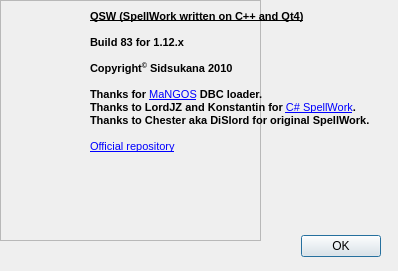
Above: QSW/AboutFormUI.ui from sidsukana/QSpellWork before the change. Below: the same form after it.
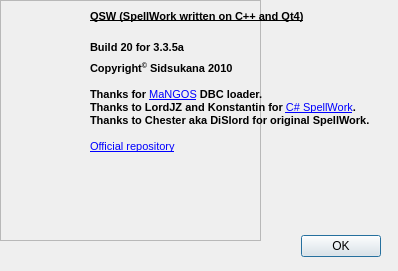
That is the form after the change. Icons and pictures are not drawn.

Diff of the .ui file:
```diff
--- a/QSW/AboutFormUI.ui
+++ b/QSW/AboutFormUI.ui
@@ -83,7 +83,7 @@
 &lt;/style&gt;&lt;/head&gt;&lt;body style=&quot; font-family:'MS Shell Dlg 2'; font-size:8.25pt; font-weight:400; font-style:normal;&quot;&gt;
 &lt;p style=&quot; margin-top:0px; margin-bottom:0px; margin-left:0px; margin-right:0px; -qt-block-indent:0; text-indent:0px;&quot;&gt;&lt;span style=&quot; font-size:8pt; font-weight:600; text-decoration: underline;&quot;&gt;QSW (SpellWork written on C++ and Qt4)&lt;/span&gt;&lt;/p&gt;
 &lt;p style=&quot;-qt-paragraph-type:empty; margin-top:0px; margin-bottom:0px; margin-left:0px; margin-right:0px; -qt-block-indent:0; text-indent:0px; font-size:8pt; font-weight:600;&quot;&gt;&lt;/p&gt;
-&lt;p style=&quot; margin-top:0px; margin-bottom:0px; margin-left:0px; margin-right:0px; -qt-block-indent:0; text-indent:0px;&quot;&gt;&lt;span style=&quot; font-size:8pt; font-weight:600;&quot;&gt;Build 83 for 1.12.x&lt;/span&gt;&lt;/p&gt;
+&lt;p style=&quot;-qt-paragraph-type:empty; margin-top:0px; margin-bottom:0px; margin-left:0px; margin-right:0px; -qt-block-indent:0; text-indent:0px; font-size:8pt;&quot;&gt;&lt;/p&gt;
 &lt;p style=&quot;-qt-paragraph-type:empty; margin-top:0px; margin-bottom:0px; margin-left:0px; margin-right:0px; -qt-block-indent:0; text-indent:0px; font-size:8pt; font-weight:600;&quot;&gt;&lt;/p&gt;
 &lt;p style=&quot; margin-top:0px; margin-bottom:0px; margin-left:0px; margin-right:0px; -qt-block-indent:0; text-indent:0px;&quot;&gt;&lt;span style=&quot; font-size:8pt; font-weight:600;&quot;&gt;Copyright&lt;/span&gt;&lt;span style=&quot; font-size:8pt; font-weight:600; vertical-align:super;&quot;&gt;©&lt;/span&gt;&lt;span style=&quot; font-size:8pt; font-weight:600;&quot;&gt; Sidsukana 2010&lt;/span&gt;&lt;/p&gt;
 &lt;p style=&quot;-qt-paragraph-type:empty; margin-top:0px; margin-bottom:0px; margin-left:0px; margin-right:0px; -qt-block-indent:0; text-indent:0px; font-size:8pt; font-weight:600;&quot;&gt;&lt;/p&gt;
@@ -95,9 +95,23 @@
 &lt;p style=&quot;-qt-paragraph-type:empty; margin-top:0px; margin-bottom:0px; margin-left:0px; margin-right:0px; -qt-block-indent:0; text-indent:0px; font-size:8pt; font-weight:600;&quot;&gt;&lt;/p&gt;&lt;/body&gt;&lt;/html&gt;</string>
    </property>
   </widget>
-  <zorder>frame</zorder>
-  <zorder>buttonBox</zorder>
-  <zorder>label</zorder>
+    <widget class="QLabel" name="versionLabel">
+    <property name="geometry">
+        <rect>
+        <x>90</x>
+        <y>40</y>
+        <width>301</width>
+        <height>16</height>
+        </rect>
+    </property>
+    <property name="text">
+        <string>&lt;!DOCTYPE HTML PUBLIC &quot;-//W3C//DTD HTML 4.0//EN&quot; &quot;http://www.w3.org/TR/REC-html40/strict.dtd&quot;&gt;
+&lt;html&gt;&lt;head&gt;&lt;meta name=&quot;qrichtext&quot; content=&quot;1&quot; /&gt;&lt;style type=&quot;text/css&quot;&gt;
+p, li { white-space: pre-wrap; }
+&lt;/style&gt;&lt;/head&gt;&lt;body style=&quot; font-family:'MS Shell Dlg 2'; font-size:8.25pt; font-weight:400; font-style:normal;&quot;&gt;
+&lt;p style=&quot; margin-top:0px; margin-bottom:0px; margin-left:0px; margin-right:0px; -qt-block-indent:0; text-indent:0px;&quot;&gt;&lt;span style=&quot; font-size:8pt; font-weight:600;&quot;&gt;Build 20 for 3.3.5a&lt;/span&gt;&lt;/p&gt;&lt;/body&gt;&lt;/html&gt;</string>
+    </property>
+    </widget>
  </widget>
  <resources>
   <include location="SpellWork.qrc"/>
```
